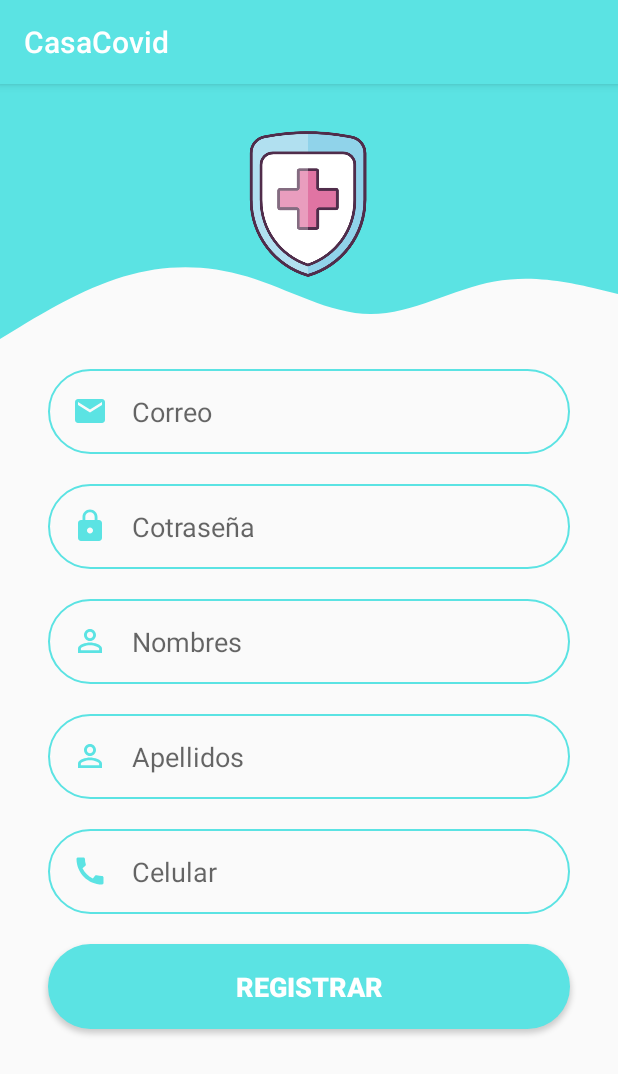
After one commit to J-a-a-c/CasaCovid, an Android app: the Registro_activity screen opened directly, with no data from a screen before it, on a phone screen of 412 x 824 dp. The commit adds this screen. Shown: the top 1074 px of the screen. Run offline under Robolectric (Android 15) with nearby library versions, the phone set to English and light mode, and no system bars.

Commit message:
Registro de usuarios

```diff
--- a/app/src/main/AndroidManifest.xml
+++ b/app/src/main/AndroidManifest.xml
@@ -10,19 +10,18 @@
         android:roundIcon="@mipmap/ic_launcher_round"
         android:supportsRtl="true"
         android:theme="@style/AppTheme">
-        <activity android:name=".sing"></activity>
-        <activity android:name=".perfil_doctor"></activity>
-        <activity android:name=".perfil_paciente"></activity>
-        <activity android:name=".login_activity"></activity>
+        <activity android:name=".Registro_activity"></activity>
+        <activity android:name=".sing" />
+        <activity android:name=".perfil_doctor" />
+        <activity android:name=".perfil_paciente" />
+        <activity android:name=".login_activity" />
+        <activity android:name=".MainActivity">
+            <intent-filter>
+                <action android:name="android.intent.action.MAIN" />
 
-        <activity android:name=".MainActivity">
-                <intent-filter>
-                    <action android:name="android.intent.action.MAIN" />
-
-                    <category android:name="android.intent.category.LAUNCHER" />
-                </intent-filter>
+                <category android:name="android.intent.category.LAUNCHER" />
+            </intent-filter>
         </activity>
-
     </application>
 
 </manifest>
--- /dev/null
+++ b/app/src/main/java/com/example/casacovid/Registro_activity.java
@@ -0,0 +1,14 @@
+package com.example.casacovid;
+
+import androidx.appcompat.app.AppCompatActivity;
+
+import android.os.Bundle;
+
+public class Registro_activity extends AppCompatActivity {
+
+    @Override
+    protected void onCreate(Bundle savedInstanceState) {
+        super.onCreate(savedInstanceState);
+        setContentView(R.layout.activity_registro);
+    }
+}
--- /dev/null
+++ b/app/src/main/res/drawable/ic_call.xml
@@ -0,0 +1,10 @@
+<vector xmlns:android="http://schemas.android.com/apk/res/android"
+    android:width="24dp"
+    android:height="24dp"
+    android:viewportWidth="24"
+    android:viewportHeight="24"
+    android:tint="?attr/colorPrimary">
+  <path
+      android:fillColor="@android:color/white"
+      android:pathData="M20.01,15.38c-1.23,0 -2.42,-0.2 -3.53,-0.56 -0.35,-0.12 -0.74,-0.03 -1.01,0.24l-1.57,1.97c-2.83,-1.35 -5.48,-3.9 -6.89,-6.83l1.95,-1.66c0.27,-0.28 0.35,-0.67 0.24,-1.02 -0.37,-1.11 -0.56,-2.3 -0.56,-3.53 0,-0.54 -0.45,-0.99 -0.99,-0.99H4.19C3.65,3 3,3.24 3,3.99 3,13.28 10.73,21 20.01,21c0.71,0 0.99,-0.63 0.99,-1.18v-3.45c0,-0.54 -0.45,-0.99 -0.99,-0.99z"/>
+</vector>
--- /dev/null
+++ b/app/src/main/res/drawable/ic_nombres.xml
@@ -0,0 +1,10 @@
+<vector xmlns:android="http://schemas.android.com/apk/res/android"
+    android:width="24dp"
+    android:height="24dp"
+    android:viewportWidth="24"
+    android:viewportHeight="24"
+    android:tint="?attr/colorPrimary">
+  <path
+      android:fillColor="@android:color/white"
+      android:pathData="M12,5.9c1.16,0 2.1,0.94 2.1,2.1s-0.94,2.1 -2.1,2.1S9.9,9.16 9.9,8s0.94,-2.1 2.1,-2.1m0,9c2.97,0 6.1,1.46 6.1,2.1v1.1L5.9,18.1L5.9,17c0,-0.64 3.13,-2.1 6.1,-2.1M12,4C9.79,4 8,5.79 8,8s1.79,4 4,4 4,-1.79 4,-4 -1.79,-4 -4,-4zM12,13c-2.67,0 -8,1.34 -8,4v3h16v-3c0,-2.66 -5.33,-4 -8,-4z"/>
+</vector>
--- /dev/null
+++ b/app/src/main/res/layout/activity_registro.xml
@@ -0,0 +1,155 @@
+<?xml version="1.0" encoding="utf-8"?>
+<androidx.constraintlayout.widget.ConstraintLayout xmlns:android="http://schemas.android.com/apk/res/android"
+    xmlns:app="http://schemas.android.com/apk/res-auto"
+    xmlns:tools="http://schemas.android.com/tools"
+    android:id="@+id/inputPassword"
+    android:layout_width="match_parent"
+    android:layout_height="match_parent"
+    tools:context=".Registro_activity">
+
+    <View
+        android:id="@+id/topView"
+        android:layout_width="0dp"
+        android:layout_height="80dp"
+        android:background="@color/colorPrimary"
+        app:layout_constraintEnd_toEndOf="parent"
+        app:layout_constraintStart_toStartOf="parent"
+        app:layout_constraintTop_toTopOf="parent" />
+
+    <View
+        android:id="@+id/view5"
+        android:layout_width="0dp"
+        android:layout_height="100dp"
+        android:background="@drawable/wave"
+        app:layout_constraintEnd_toEndOf="parent"
+        app:layout_constraintStart_toStartOf="parent"
+        app:layout_constraintTop_toBottomOf="@+id/topView" />
+
+    <ImageView
+        android:id="@+id/imageView5"
+        android:layout_width="100dp"
+        android:layout_height="100dp"
+        android:layout_marginTop="30dp"
+        android:layout_marginBottom="18dp"
+        app:layout_constraintBottom_toTopOf="@+id/inputEmail2"
+        app:layout_constraintEnd_toEndOf="parent"
+        app:layout_constraintHorizontal_bias="0.498"
+        app:layout_constraintStart_toStartOf="parent"
+        app:layout_constraintTop_toTopOf="parent"
+        app:layout_constraintVertical_bias="0.0"
+        app:srcCompat="@drawable/covid" />
+
+    <EditText
+        android:id="@+id/inputEmail2"
+        android:layout_width="0dp"
+        android:layout_height="wrap_content"
+        android:layout_marginStart="32dp"
+        android:layout_marginTop="10dp"
+        android:layout_marginEnd="32dp"
+        android:background="@drawable/round_border"
+        android:drawableStart="@drawable/ic_email"
+        android:drawablePadding="16dp"
+        android:ems="10"
+        android:hint="Correo"
+        android:inputType="textEmailAddress"
+        android:padding="16dp"
+        app:layout_constraintEnd_toEndOf="parent"
+        app:layout_constraintStart_toStartOf="parent"
+        app:layout_constraintTop_toBottomOf="@+id/view5" />
+
+    <EditText
+        android:id="@+id/inputPassword2"
+        android:layout_width="0dp"
+        android:layout_height="wrap_content"
+        android:layout_marginStart="32dp"
+        android:layout_marginTop="20dp"
+        android:layout_marginEnd="32dp"
+        android:background="@drawable/round_border"
+        android:drawableStart="@drawable/ic_lock"
+        android:drawablePadding="16dp"
+        android:ems="10"
+        android:hint="Cotraseña"
+        android:inputType="textPassword"
+        android:padding="16dp"
+        app:layout_constraintEnd_toEndOf="parent"
+        app:layout_constraintStart_toStartOf="parent"
+        app:layout_constraintTop_toBottomOf="@+id/inputEmail2" />
+
+    <EditText
+        android:id="@+id/inputNombres"
+        android:layout_width="0dp"
+        android:layout_height="wrap_content"
+        android:layout_marginStart="32dp"
+        android:layout_marginTop="20dp"
+        android:layout_marginEnd="32dp"
+        android:background="@drawable/round_border"
+        android:drawableStart="@drawable/ic_nombres"
+        android:drawablePadding="16dp"
+        android:ems="10"
+        android:hint="Nombres"
+        android:inputType="text"
+        android:padding="16dp"
+        app:layout_constraintEnd_toEndOf="parent"
+        app:layout_constraintStart_toStartOf="parent"
+        app:layout_constraintTop_toBottomOf="@+id/inputPassword2" />
+
+    <EditText
+        android:id="@+id/inputApellidos"
+        android:layout_width="0dp"
+        android:layout_height="wrap_content"
+        android:hint="Apellidos"
+        android:inputType="text"
+        android:layout_marginStart="32dp"
+        android:layout_marginTop="20dp"
+        android:layout_marginEnd="32dp"
+        android:background="@drawable/round_border"
+        android:drawableStart="@drawable/ic_nombres"
+        android:drawablePadding="16dp"
+        android:ems="10"
+        android:padding="16dp"
+        app:layout_constraintEnd_toEndOf="parent"
+        app:layout_constraintStart_toStartOf="parent"
+        app:layout_constraintTop_toBottomOf="@+id/inputNombres"/>
+
+    <EditText
+        android:id="@+id/inputCall"
+        android:layout_width="0dp"
+        android:layout_height="wrap_content"
+        android:layout_marginStart="32dp"
+        android:layout_marginTop="20dp"
+        android:layout_marginEnd="32dp"
+        android:background="@drawable/round_border"
+        android:drawableStart="@drawable/ic_call"
+        android:drawablePadding="16dp"
+        android:ems="10"
+        android:hint="Celular"
+        android:inputType="phone"
+        android:padding="16dp"
+        app:layout_constraintEnd_toEndOf="parent"
+        app:layout_constraintStart_toStartOf="parent"
+        app:layout_constraintTop_toBottomOf="@+id/inputApellidos"
+        android:importantForAutofill="no" />
+
+    <Button
+        android:id="@+id/btnRegistro"
+        android:layout_width="0dp"
+        android:layout_height="wrap_content"
+
+        android:background="@drawable/round_bg"
+        android:text="REGISTRAR"
+        android:textColor="@android:color/white"
+        android:textSize="18sp"
+        android:textStyle="bold"
+
+        android:layout_marginStart="32dp"
+        android:layout_marginTop="20dp"
+        android:layout_marginEnd="32dp"
+        android:drawablePadding="16dp"
+        android:ems="10"
+        android:padding="16dp"
+        app:layout_constraintEnd_toEndOf="parent"
+        app:layout_constraintStart_toStartOf="parent"
+        app:layout_constraintTop_toBottomOf="@+id/inputCall"/>
+
+
+</androidx.constraintlayout.widget.ConstraintLayout>
--- a/app/src/main/res/values/strings.xml
+++ b/app/src/main/res/values/strings.xml
@@ -1,3 +1,9 @@
 <resources>
     <string name="app_name">CasaCovid</string>
+    <string name="nombres">Nombres</string>
+    <string name="apellidos">Apellidos</string>
+    <string name="registrar">REGISTRAR</string>
+    <string name="celular">Celular</string>
+    <string name="correo">Correo</string>
+    <string name="contrase_a">Contraseña</string>
 </resources>
```
